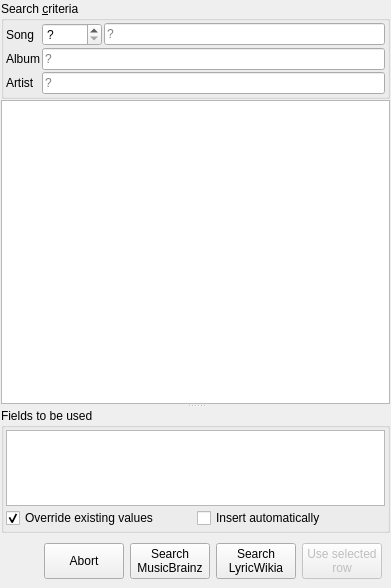
Old version of the form gui/dbquerywidget.ui in the repository Martchus/tageditor.
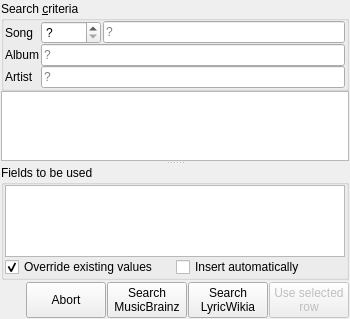
New version of the form. Icons and pictures are not drawn. Custom widgets are drawn as their Qt base class.

Commit message:
Reduce vertical space required by DB query widget
* Reduce margins
* Allow results list view to shrink further

See https://github.com/Martchus/tageditor/issues/20

Diff of the .ui file:
```diff
--- a/gui/dbquerywidget.ui
+++ b/gui/dbquerywidget.ui
@@ -26,12 +26,12 @@
      <property name="sizePolicy">
       <sizepolicy hsizetype="Preferred" vsizetype="MinimumExpanding">
        <horstretch>0</horstretch>
-       <verstretch>3</verstretch>
+       <verstretch>0</verstretch>
       </sizepolicy>
      </property>
      <layout class="QVBoxLayout" name="verticalLayout_2">
       <property name="spacing">
-       <number>1</number>
+       <number>0</number>
       </property>
       <property name="leftMargin">
        <number>1</number>
@@ -47,6 +47,12 @@
       </property>
       <item>
        <widget class="QGroupBox" name="searchGroupBox">
+        <property name="sizePolicy">
+         <sizepolicy hsizetype="Preferred" vsizetype="Fixed">
+          <horstretch>0</horstretch>
+          <verstretch>0</verstretch>
+         </sizepolicy>
+        </property>
         <property name="title">
          <string>Search &amp;criteria</string>
         </property>
@@ -55,19 +61,19 @@
           <number>2</number>
          </property>
          <property name="verticalSpacing">
-          <number>2</number>
+          <number>0</number>
          </property>
          <property name="leftMargin">
-          <number>2</number>
+          <number>1</number>
          </property>
          <property name="topMargin">
-          <number>2</number>
+          <number>0</number>
          </property>
          <property name="rightMargin">
-          <number>2</number>
+          <number>1</number>
          </property>
          <property name="bottomMargin">
-          <number>2</number>
+          <number>0</number>
          </property>
          <item row="2" column="0">
           <widget class="QLabel" name="songLabel">
@@ -136,60 +142,66 @@
       </item>
       <item>
        <widget class="QSplitter" name="splitter">
+        <property name="sizePolicy">
+         <sizepolicy hsizetype="Expanding" vsizetype="Expanding">
+          <horstretch>0</horstretch>
+          <verstretch>0</verstretch>
+         </sizepolicy>
+        </property>
         <property name="orientation">
          <enum>Qt::Vertical</enum>
         </property>
         <widget class="QTreeView" name="resultsTreeView">
+         <property name="sizePolicy">
+          <sizepolicy hsizetype="Expanding" vsizetype="Preferred">
+           <horstretch>0</horstretch>
+           <verstretch>0</verstretch>
+          </sizepolicy>
+         </property>
          <property name="contextMenuPolicy">
           <enum>Qt::CustomContextMenu</enum>
          </property>
+         <property name="sizeAdjustPolicy">
+          <enum>QAbstractScrollArea::AdjustToContentsOnFirstShow</enum>
+         </property>
         </widget>
         <widget class="QGroupBox" name="fieldsGroupBox">
          <property name="sizePolicy">
-          <sizepolicy hsizetype="Preferred" vsizetype="Preferred">
+          <sizepolicy hsizetype="Preferred" vsizetype="Fixed">
            <horstretch>0</horstretch>
-           <verstretch>0</verstretch>
+           <verstretch>1</verstretch>
           </sizepolicy>
          </property>
-         <property name="minimumSize">
-          <size>
-           <width>0</width>
-           <height>20</height>
-          </size>
-         </property>
-         <property name="maximumSize">
-          <size>
-           <width>16777215</width>
-           <height>125</height>
-          </size>
-         </property>
          <property name="title">
           <string>Fields to be used</string>
          </property>
          <layout class="QVBoxLayout" name="verticalLayout">
           <property name="spacing">
-           <number>2</number>
+           <number>0</number>
           </property>
           <property name="leftMargin">
-           <number>2</number>
+           <number>1</number>
           </property>
           <property name="topMargin">
-           <number>2</number>
+           <number>0</number>
           </property>
           <property name="rightMargin">
-           <number>2</number>
+           <number>1</number>
           </property>
           <property name="bottomMargin">
-           <number>2</number>
+           <number>0</number>
           </property>
           <item>
            <widget class="QListView" name="fieldsListView">
             <property name="sizePolicy">
-             <sizepolicy hsizetype="Expanding" vsizetype="Minimum">
+             <sizepolicy hsizetype="Expanding" vsizetype="Preferred">
               <horstretch>0</horstretch>
               <verstretch>0</verstretch>
              </sizepolicy>
             </property>
+            <property name="sizeAdjustPolicy">
+             <enum>QAbstractScrollArea::AdjustToContents</enum>
+            </property>
             <property name="movement">
              <enum>QListView::Free</enum>
             </property>
@@ -200,7 +212,7 @@
              <bool>true</bool>
             </property>
             <property name="spacing">
-             <number>3</number>
+             <number>1</number>
             </property>
             <property name="wordWrap">
              <bool>true</bool>
@@ -208,7 +220,29 @@
            </widget>
           </item>
           <item>
+           <widget class="QWidget" name="" native="true">
+            <property name="sizePolicy">
+             <sizepolicy hsizetype="Preferred" vsizetype="Maximum">
+              <horstretch>0</horstretch>
+              <verstretch>0</verstretch>
+             </sizepolicy>
+            </property>
            <layout class="QHBoxLayout" name="horizontalLayout">
+             <property name="spacing">
+              <number>2</number>
+             </property>
+             <property name="leftMargin">
+              <number>0</number>
+             </property>
+             <property name="topMargin">
+              <number>0</number>
+             </property>
+             <property name="rightMargin">
+              <number>0</number>
+             </property>
+             <property name="bottomMargin">
+              <number>0</number>
+             </property>
             <item>
              <widget class="QCheckBox" name="overrideCheckBox">
               <property name="toolTip">
@@ -233,6 +267,7 @@
              </widget>
             </item>
            </layout>
+           </widget>
           </item>
          </layout>
         </widget>
@@ -243,7 +278,28 @@
    </item>
    <item>
     <widget class="QWidget" name="bottomWidget" native="true">
+     <property name="sizePolicy">
+      <sizepolicy hsizetype="Preferred" vsizetype="Fixed">
+       <horstretch>0</horstretch>
+       <verstretch>0</verstretch>
+      </sizepolicy>
+     </property>
      <layout class="QHBoxLayout" name="bottomLayout">
+      <property name="spacing">
+       <number>1</number>
+      </property>
+      <property name="leftMargin">
+       <number>1</number>
+      </property>
+      <property name="topMargin">
+       <number>1</number>
+      </property>
+      <property name="rightMargin">
+       <number>1</number>
+      </property>
+      <property name="bottomMargin">
+       <number>1</number>
+      </property>
       <item>
        <widget class="NotificationLabel" name="notificationLabel" native="true">
         <property name="sizePolicy">
@@ -294,12 +350,6 @@
       </item>
       <item>
        <widget class="QPushButton" name="searchMusicBrainzPushButton">
-        <property name="sizePolicy">
-         <sizepolicy hsizetype="Minimum" vsizetype="MinimumExpanding">
-          <horstretch>0</horstretch>
-          <verstretch>0</verstretch>
-         </sizepolicy>
-        </property>
         <property name="toolTip">
          <string>Searches MusicBrainz for meta data matching the specified &quot;Search criteria&quot;</string>
         </property>
```
Lines whose indentation alone changed are shown as unchanged. The commit also changes 1 other file.
